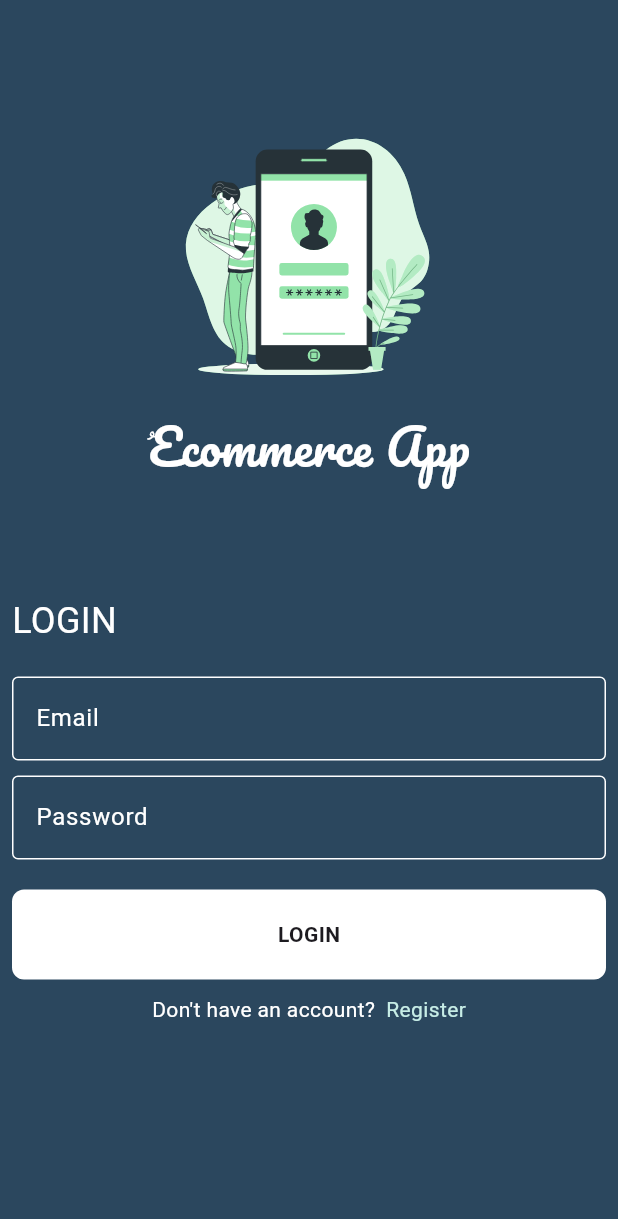
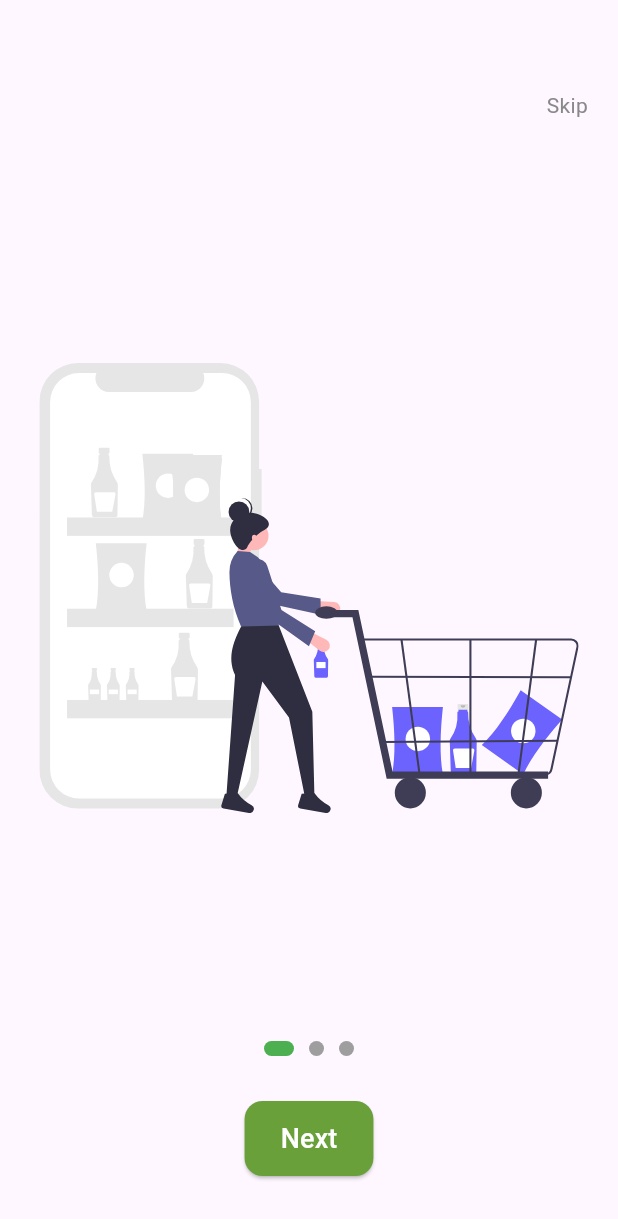
Before and after one commit to sohaib-khalifa/E_commerce_app, a Flutter app: the screen it shows after launch, on a phone screen of 412 x 824 dp. Shown: the top 1219 px of the screen. Run offline on Flutter 3.47's test engine with Material 3 defaults, Android fonts, the phone set to English and light mode, and no system bars; our stand-ins replace firebase_auth, firebase_core, flutter_svg; accounts and stored records are empty.

Commit message:
Adding SplashView and OnBoardingView

```diff
--- /dev/null
+++ b/lib/core/utils/size_config.dart
@@ -0,0 +1,15 @@
+import 'package:flutter/material.dart';
+
+class SizeConfig {
+  static MediaQueryData? _mediaQueryData;
+  static double? screenWidth;
+  static double? screenHeight;
+  static double? defaultSize;
+
+  void init(BuildContext context) {
+    _mediaQueryData = MediaQuery.of(context);
+    screenWidth = _mediaQueryData!.size.width;
+    screenHeight = _mediaQueryData!.size.height;
+    defaultSize = screenHeight! * 0.01; // 1% من ارتفاع الشاشة
+  }
+}
--- /dev/null
+++ b/lib/core/widgets/custom_general_button.dart
@@ -0,0 +1,28 @@
+import 'package:flutter/material.dart';
+
+class CustomGeneralButton extends StatelessWidget {
+  final String text;
+  final VoidCallback? onTap;
+
+  const CustomGeneralButton({super.key, required this.text, this.onTap});
+
+  @override
+  Widget build(BuildContext context) {
+    return SizedBox(
+      height: 50,
+      child: ElevatedButton(
+        style: ElevatedButton.styleFrom(
+          backgroundColor: const Color(0xFF69A03A),
+          shape: RoundedRectangleBorder(
+            borderRadius: BorderRadius.circular(12),
+          ),
+        ),
+        onPressed: onTap ?? () {}, // لو معملناش onTap مش هيعمل حاجة
+        child: Text(
+          text,
+          style: const TextStyle(fontSize: 18, color: Colors.white),
+        ),
+      ),
+    );
+  }
+}
--- a/lib/pages/register_page.dart
+++ b/lib/features/auth/view/register_page.dart
@@ -1,9 +1,9 @@
 import 'package:firebase_auth/firebase_auth.dart';
 import 'package:flutter/material.dart';
 import 'package:flutter_svg/svg.dart';
-import '../constants.dart';
-import '../widgets/custom_button.dart';
-import '../widgets/custom_text_field.dart';
+import '../../../core/constants.dart';
+import 'widgets/custom_button.dart';
+import 'widgets/custom_text_field.dart';
 import 'login_page.dart';
 
 class RegisterPage extends StatelessWidget {
--- /dev/null
+++ b/lib/features/onboarding/view/onboarding_view.dart
@@ -0,0 +1,14 @@
+import 'package:flutter/material.dart';
+import '../widgets/onboarding_body.dart';
+
+class OnBoardingView extends StatelessWidget {
+  static const String routeName = "/onboarding";
+  const OnBoardingView({super.key});
+
+  @override
+  Widget build(BuildContext context) {
+    return const Scaffold(
+      body: OnBoardingBody(),
+    );
+  }
+}
--- /dev/null
+++ b/lib/features/onboarding/widgets/custom_page_view.dart
@@ -0,0 +1,30 @@
+import 'package:flutter/material.dart';
+import 'package:flutter_svg/flutter_svg.dart';
+
+class CustomPageView extends StatelessWidget {
+  final PageController controller;
+
+  const CustomPageView({super.key, required this.controller});
+
+  @override
+  Widget build(BuildContext context) {
+    final List<String> images = [
+      'assets/images/onboarding1.svg',
+      'assets/images/onboarding2.svg',
+      'assets/images/onboarding3.svg',
+    ];
+
+    return PageView.builder(
+      controller: controller,
+      itemCount: images.length,
+      itemBuilder: (context, index) {
+        return Center(
+          child: SvgPicture.asset(
+            images[index],
+            height: 300,
+          ),
+        );
+      },
+    );
+  }
+}
--- /dev/null
+++ b/lib/features/onboarding/widgets/dots_indicator.dart
@@ -0,0 +1,32 @@
+import 'package:flutter/material.dart';
+
+class DotsIndicator extends StatelessWidget {
+  final int currentIndex;
+  final int totalDots;
+
+  const DotsIndicator({
+    super.key,
+    required this.currentIndex,
+    this.totalDots = 3,
+  });
+
+  @override
+  Widget build(BuildContext context) {
+    return Row(
+      mainAxisAlignment: MainAxisAlignment.center,
+      children: List.generate(
+        totalDots,
+        (index) => AnimatedContainer(
+          duration: const Duration(milliseconds: 300),
+          margin: const EdgeInsets.symmetric(horizontal: 5),
+          height: 10,
+          width: currentIndex == index ? 20 : 10,
+          decoration: BoxDecoration(
+            color: currentIndex == index ? Colors.green : Colors.grey,
+            borderRadius: BorderRadius.circular(5),
+          ),
+        ),
+      ),
+    );
+  }
+}
--- /dev/null
+++ b/lib/features/onboarding/widgets/onboarding_body.dart
@@ -0,0 +1,98 @@
+import 'package:flutter/material.dart';
+import 'package:login_app_test/core/utils/size_config.dart';
+import 'package:login_app_test/core/widgets/custom_general_button.dart';
+import 'package:login_app_test/features/onboarding/widgets/custom_page_view.dart';
+import 'package:login_app_test/features/onboarding/widgets/dots_indicator.dart';
+import 'package:login_app_test/features/auth/view/login_page.dart';
+
+class OnBoardingBody extends StatefulWidget {
+  const OnBoardingBody({super.key});
+
+  @override
+  State<OnBoardingBody> createState() => _OnBoardingBodyState();
+}
+
+class _OnBoardingBodyState extends State<OnBoardingBody> {
+  final PageController _pageController = PageController();
+  int _currentPage = 0;
+
+  @override
+  Widget build(BuildContext context) {
+    SizeConfig().init(context);
+
+    return Column(
+      children: [
+        const SizedBox(height: 60),
+
+        // زرار Skip
+        Align(
+          alignment: Alignment.topRight,
+          child: Padding(
+            padding: const EdgeInsets.only(right: 20),
+            child: GestureDetector(
+              onTap: () {
+                Navigator.pushReplacementNamed(context, LoginPage.routeName);
+              },
+              child: const Text(
+                'Skip',
+                style: TextStyle(
+                  fontSize: 14,
+                  color: Color(0xff898989),
+                ),
+              ),
+            ),
+          ),
+        ),
+
+        const SizedBox(height: 30),
+
+        // PageView للصور
+        Expanded(
+          child: CustomPageView(controller: _pageController),
+        ),
+
+        const SizedBox(height: 20),
+
+        // Dots Indicator
+        DotsIndicator(currentIndex: _currentPage),
+
+        const SizedBox(height: 30),
+
+        // زر Next
+        Padding(
+          padding: const EdgeInsets.symmetric(horizontal: 20),
+          child: CustomGeneralButton(
+            text: _currentPage == 2 ? "Get Started" : "Next",
+            onTap: () {
+              if (_currentPage < 2) {
+                _pageController.nextPage(
+                  duration: const Duration(milliseconds: 400),
+                  curve: Curves.easeInOut,
+                );
+              } else {
+                Navigator.pushReplacementNamed(context, LoginPage.routeName);
+              }
+            },
+          ),
+        ),
+
+        const SizedBox(height: 40),
+      ],
+    );
+  }
+
+  @override
+  void initState() {
+    super.initState();
+
+    // نتابع التغيير في الصفحة
+    _pageController.addListener(() {
+      int newPage = _pageController.page!.round();
+      if (newPage != _currentPage) {
+        setState(() {
+          _currentPage = newPage;
+        });
+      }
+    });
+  }
+}
--- a/lib/main.dart
+++ b/lib/main.dart
@@ -1,9 +1,11 @@
 import 'package:firebase_core/firebase_core.dart';
 import 'package:flutter/material.dart';
-import 'firebase_options.dart';
-import 'pages/login_page.dart';
-import 'pages/register_page.dart';
-import 'pages/home_page.dart'; // ✅ استدعاء صفحة الـ Home
+import 'package:login_app_test/features/home/view/home_page.dart';
+import 'package:login_app_test/features/onboarding/view/onboarding_view.dart';
+import 'package:login_app_test/features/splash/view/splash_view.dart';
+import 'core/firebase_options.dart';
+import 'features/auth/view/login_page.dart';
+import 'features/auth/view/register_page.dart';
 
 void main() async {
   WidgetsFlutterBinding.ensureInitialized();
@@ -19,11 +21,13 @@ class LoginApp extends StatelessWidget {
     return MaterialApp(
       debugShowCheckedModeBanner: false,
       routes: {
+        SplashView.routeName: (context) => const SplashView(),
+        OnBoardingView.routeName: (context) => const OnBoardingView(),
         LoginPage.routeName: (context) => LoginPage(),
         RegisterPage.routeName: (context) => RegisterPage(),
         HomePage.routeName: (context) => const HomePage(), // ✅ أضفناها هنا
       },
-      initialRoute: LoginPage.routeName,
+      initialRoute: SplashView.routeName,
     );
   }
 }
```
Also changed, not shown: lib/features/auth/view/login_page.dart (renamed from lib/pages/login_page.dart, +4 -4 lines), lib/features/splash/view/splash_view.dart (added, +84 -0 lines), assets/images/onboarding1.svg (added), assets/images/onboarding2.svg (added), assets/images/onboarding3.svg (added), assets/images/scholar.png (deleted), assets/images/splash_view_image.png (added), lib/core/constants.dart (renamed from lib/constants.dart), lib/core/firebase_options.dart (renamed from lib/firebase_options.dart), lib/core/helper/show_snack_bar.dart (renamed from lib/helper/show_snack_bar.dart), lib/features/auth/view/widgets/custom_button.dart (renamed from lib/widgets/custom_button.dart), lib/features/auth/view/widgets/custom_text_field.dart (renamed from lib/widgets/custom_text_field.dart), lib/features/home/view/home_page.dart (renamed from lib/pages/home_page.dart).
